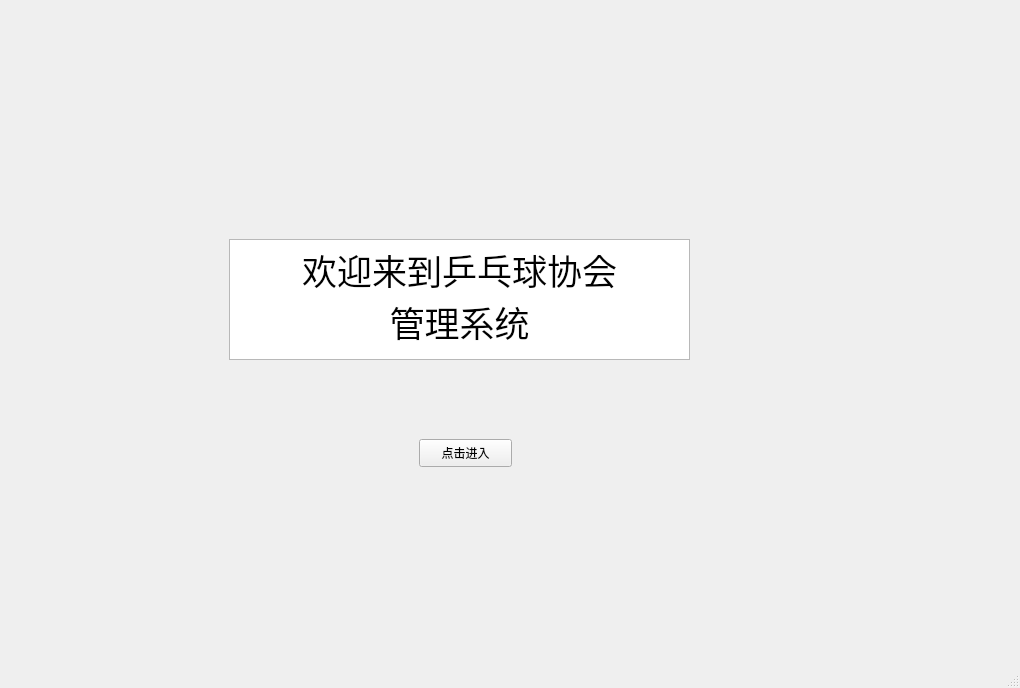
Before: the Qt Designer form mainwindow.ui in 35easy/PingPongClub, drawn with Qt 5.
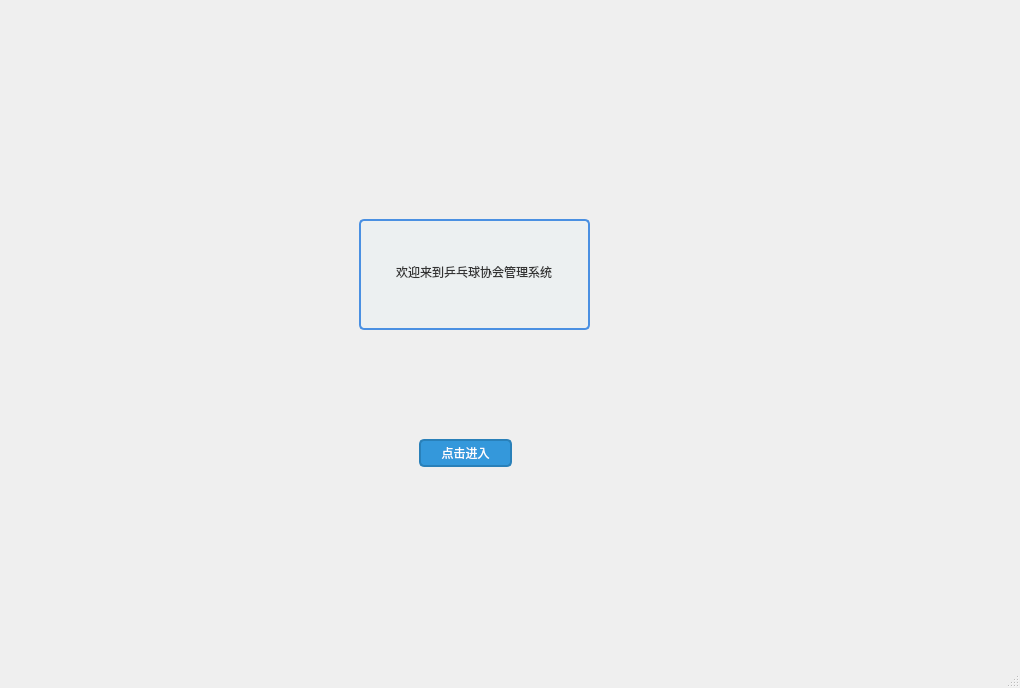
After: the same form once the commit is applied.

The edit to the form file:
```diff
--- a/mainwindow.ui
+++ b/mainwindow.ui
@@ -13,6 +13,38 @@
   <property name="windowTitle">
    <string>MainWindow</string>
   </property>
+  <property name="styleSheet">
+   <string notr="true">QLineEdit {
+    border: 2px solid #4A90E2;
+    border-radius: 5px;
+    padding: 2px 8px;
+    background-color: #ECF0F1;
+    selection-background-color: #3498DB;
+    color: #333333;
+}
+
+QLineEdit:focus {
+    border: 2px solid #3498DB;
+}
+QPushButton {
+    background-color: #3498DB;
+    border: 2px solid #2980B9;
+    border-radius: 5px;
+    color: #FFFFFF;
+    padding: 5px 10px;
+}
+
+QPushButton:hover {
+    background-color: #2184B9;
+    border: 2px solid #1C699D;
+}
+
+QPushButton:pressed {
+    background-color: #1C699D;
+    border: 2px solid #145780;
+}
+</string>
+  </property>
   <widget class="QWidget" name="centralwidget">
    <layout class="QHBoxLayout" name="horizontalLayout">
     <item>
@@ -21,24 +53,6 @@
        <number>0</number>
       </property>
       <widget class="QWidget" name="page">
-       <widget class="QTextBrowser" name="textBrowser">
-        <property name="geometry">
-         <rect>
-          <x>220</x>
-          <y>230</y>
-          <width>461</width>
-          <height>121</height>
-         </rect>
-        </property>
-        <property name="html">
-         <string>&lt;!DOCTYPE HTML PUBLIC &quot;-//W3C//DTD HTML 4.0//EN&quot; &quot;http://www.w3.org/TR/REC-html40/strict.dtd&quot;&gt;
-&lt;html&gt;&lt;head&gt;&lt;meta name=&quot;qrichtext&quot; content=&quot;1&quot; /&gt;&lt;style type=&quot;text/css&quot;&gt;
-p, li { white-space: pre-wrap; }
-&lt;/style&gt;&lt;/head&gt;&lt;body style=&quot; font-family:'SimSun'; font-size:9pt; font-weight:400; font-style:normal;&quot;&gt;
-&lt;p align=&quot;center&quot; style=&quot; margin-top:0px; margin-bottom:0px; margin-left:0px; margin-right:0px; -qt-block-indent:0; text-indent:0px;&quot;&gt;&lt;span style=&quot; font-size:26pt;&quot;&gt;欢迎来到乒乓球协会&lt;/span&gt;&lt;/p&gt;
-&lt;p align=&quot;center&quot; style=&quot; margin-top:0px; margin-bottom:0px; margin-left:0px; margin-right:0px; -qt-block-indent:0; text-indent:0px;&quot;&gt;&lt;span style=&quot; font-size:26pt;&quot;&gt;管理系统&lt;/span&gt;&lt;/p&gt;&lt;/body&gt;&lt;/html&gt;</string>
-        </property>
-       </widget>
        <widget class="QPushButton" name="btTournament">
         <property name="geometry">
          <rect>
@@ -52,6 +66,25 @@
          <string>点击进入</string>
         </property>
        </widget>
+       <widget class="QLineEdit" name="lineEdit">
+        <property name="geometry">
+         <rect>
+          <x>350</x>
+          <y>210</y>
+          <width>231</width>
+          <height>111</height>
+         </rect>
+        </property>
+        <property name="layoutDirection">
+         <enum>Qt::RightToLeft</enum>
+        </property>
+        <property name="text">
+         <string>欢迎来到乒乓球协会管理系统</string>
+        </property>
+        <property name="alignment">
+         <set>Qt::AlignCenter</set>
+        </property>
+       </widget>
       </widget>
       <widget class="QWidget" name="page_2">
        <layout class="QVBoxLayout" name="verticalLayout_2">
```
